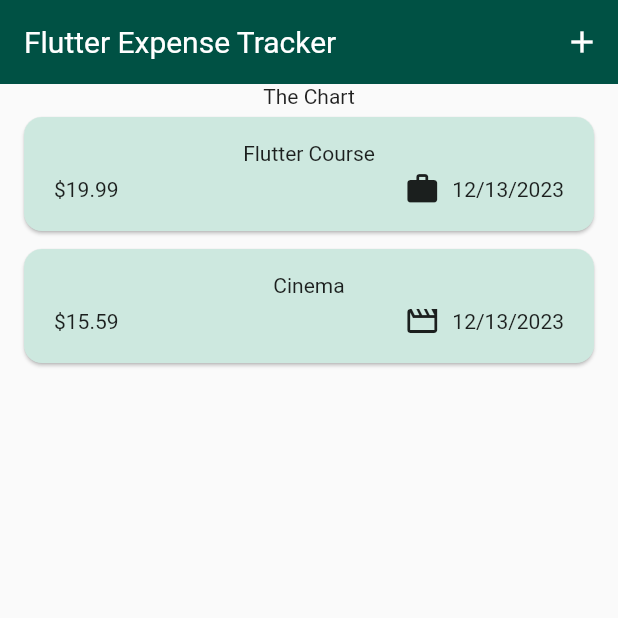
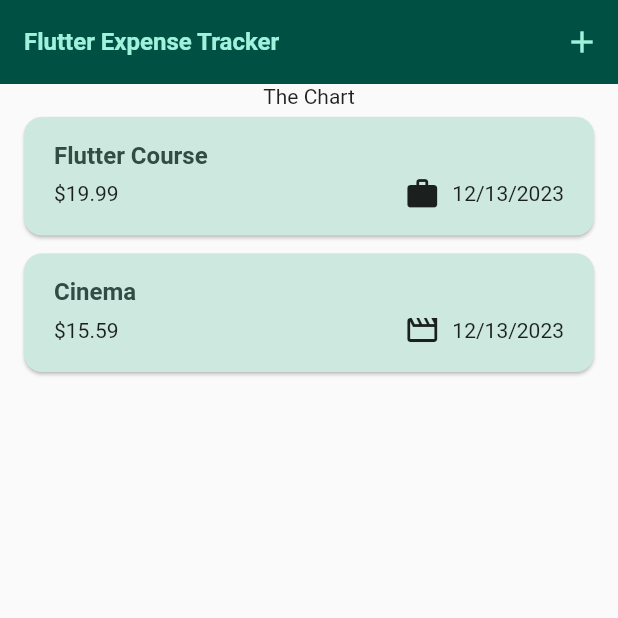
Before and after one commit to masanao10337/expense_tracking, a Flutter app: the screen it shows after launch, on a phone screen of 412 x 824 dp, the top half of it. Run offline on Flutter 3.47's test engine with Material 2 defaults, Android fonts, the phone set to English and light mode, and no system bars.

Commit message:
Theming app

```diff
--- a/lib/main.dart
+++ b/lib/main.dart
@@ -9,18 +9,43 @@ var kColorScheme = ColorScheme.fromSeed(
   seedColor: const Color.fromARGB(252, 121, 224, 200),
 );
 
+var kDarkColorSchme = ColorScheme.fromSeed(
+  brightness: Brightness.dark,
+  seedColor: const Color.fromARGB(250, 1, 27, 21),
+);
+
 class MainApp extends StatelessWidget {
   const MainApp({super.key});
 
   @override
   Widget build(BuildContext context) {
     return MaterialApp(
+      darkTheme: ThemeData.dark().copyWith(
+        useMaterial3: true,
+        colorScheme: kDarkColorSchme,
+        appBarTheme: const AppBarTheme().copyWith(
+          backgroundColor: kDarkColorSchme.primaryContainer,
+          foregroundColor: kDarkColorSchme.onPrimaryContainer,
+        ),
+        cardTheme: const CardTheme().copyWith(
+          color: kDarkColorSchme.secondaryContainer,
+          margin: const EdgeInsets.symmetric(
+            horizontal: 16,
+            vertical: 6,
+          ),
+        ),
+        elevatedButtonTheme: ElevatedButtonThemeData(
+          style: ElevatedButton.styleFrom(
+            backgroundColor: kDarkColorSchme.primaryContainer,
+          ),
+        ),
+      ),
       theme: ThemeData().copyWith(
         useMaterial3: true,
         colorScheme: kColorScheme,
         appBarTheme: const AppBarTheme().copyWith(
-          foregroundColor: kColorScheme.onTertiary,
           backgroundColor: kColorScheme.onPrimaryContainer,
+          foregroundColor: kColorScheme.primaryContainer,
         ),
         cardTheme: const CardTheme().copyWith(
           color: kColorScheme.secondaryContainer,
@@ -36,12 +61,13 @@ class MainApp extends StatelessWidget {
         ),
         textTheme: ThemeData().textTheme.copyWith(
               titleLarge: TextStyle(
-                fontWeight: FontWeight.normal,
-                color: kColorScheme.onSecondary,
-                fontSize: 20,
+                fontWeight: FontWeight.bold,
+                color: kColorScheme.onSecondaryContainer,
+                fontSize: 16,
               ),
             ),
       ),
+      themeMode: ThemeMode.system,
       home: const Expenses(),
     );
   }
--- a/lib/widgets/expenses_list/expense_item.dart
+++ b/lib/widgets/expenses_list/expense_item.dart
@@ -18,8 +18,12 @@ class ExpenseItem extends StatelessWidget {
           vertical: 16,
         ),
         child: Column(
+          crossAxisAlignment: CrossAxisAlignment.start,
           children: [
-            Text(expense.title),
+            Text(
+              expense.title,
+              style: Theme.of(context).textTheme.titleLarge,
+            ),
             const SizedBox(height: 4),
             Row(
               children: [
--- a/lib/widgets/expenses_list/expenses_list.dart
+++ b/lib/widgets/expenses_list/expenses_list.dart
@@ -20,6 +20,12 @@ class ExpensesList extends StatelessWidget {
       itemCount: expenses.length,
       itemBuilder: (ctx, index) => Dismissible(
         key: ValueKey(expenses[index]),
+        background: Container(
+          color: Theme.of(context).colorScheme.error.withOpacity(0.75),
+          margin: EdgeInsets.symmetric(
+            horizontal: Theme.of(context).cardTheme.margin!.horizontal,
+          ),
+        ),
         onDismissed: (direction) => removeExpense(expenses[index]),
         child: ExpenseItem(expenses[index]),
       ),
```
